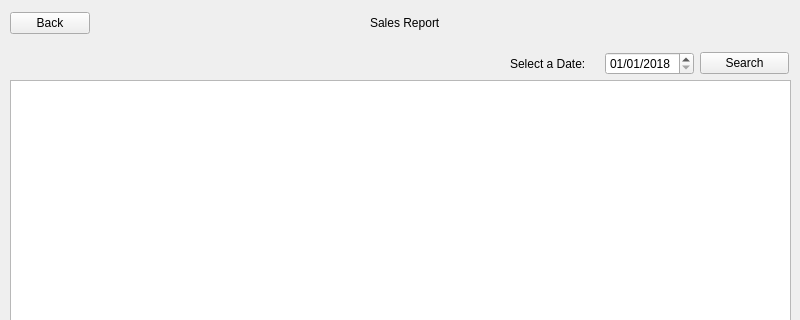
Old version of the form QtGui/newsales.ui in the repository Tligtvoet/goat-bulk; both pictures show x 0 to 800 and y 0 to 320 of the 800 by 700 pixel window.
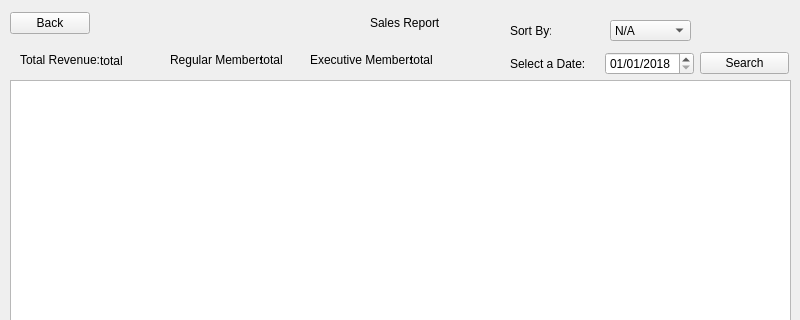
New version of the form.

Commit message: Updated, Check discord for list of changes

```diff
--- a/QtGui/newsales.ui
+++ b/QtGui/newsales.ui
@@ -120,6 +120,131 @@
     </item>
    </layout>
   </widget>
+  <widget class="QLabel" name="label_totalRev">
+   <property name="enabled">
+    <bool>true</bool>
+   </property>
+   <property name="geometry">
+    <rect>
+     <x>20</x>
+     <y>50</y>
+     <width>81</width>
+     <height>20</height>
+    </rect>
+   </property>
+   <property name="text">
+    <string>Total Revenue:</string>
+   </property>
+  </widget>
+  <widget class="QLabel" name="label_reg">
+   <property name="geometry">
+    <rect>
+     <x>260</x>
+     <y>50</y>
+     <width>41</width>
+     <height>20</height>
+    </rect>
+   </property>
+   <property name="text">
+    <string>total</string>
+   </property>
+  </widget>
+  <widget class="QLabel" name="label_5">
+   <property name="geometry">
+    <rect>
+     <x>170</x>
+     <y>50</y>
+     <width>91</width>
+     <height>20</height>
+    </rect>
+   </property>
+   <property name="text">
+    <string>Regular Members:</string>
+   </property>
+  </widget>
+  <widget class="QLabel" name="label_3">
+   <property name="enabled">
+    <bool>true</bool>
+   </property>
+   <property name="geometry">
+    <rect>
+     <x>100</x>
+     <y>50</y>
+     <width>61</width>
+     <height>21</height>
+    </rect>
+   </property>
+   <property name="autoFillBackground">
+    <bool>false</bool>
+   </property>
+   <property name="text">
+    <string>total</string>
+   </property>
+  </widget>
+  <widget class="QLabel" name="label_4">
+   <property name="geometry">
+    <rect>
+     <x>310</x>
+     <y>50</y>
+     <width>101</width>
+     <height>20</height>
+    </rect>
+   </property>
+   <property name="text">
+    <string>Executive Members:</string>
+   </property>
+  </widget>
+  <widget class="QLabel" name="label_exec">
+   <property name="geometry">
+    <rect>
+     <x>410</x>
+     <y>50</y>
+     <width>51</width>
+     <height>20</height>
+    </rect>
+   </property>
+   <property name="text">
+    <string>total</string>
+   </property>
+  </widget>
+  <widget class="QComboBox" name="comboBox">
+   <property name="geometry">
+    <rect>
+     <x>610</x>
+     <y>20</y>
+     <width>81</width>
+     <height>21</height>
+    </rect>
+   </property>
+   <item>
+    <property name="text">
+     <string>N/A</string>
+    </property>
+   </item>
+   <item>
+    <property name="text">
+     <string>Executive</string>
+    </property>
+   </item>
+   <item>
+    <property name="text">
+     <string>Regular</string>
+    </property>
+   </item>
+  </widget>
+  <widget class="QLabel" name="label_6">
+   <property name="geometry">
+    <rect>
+     <x>510</x>
+     <y>20</y>
+     <width>41</width>
+     <height>21</height>
+    </rect>
+   </property>
+   <property name="text">
+    <string>Sort By:</string>
+   </property>
+  </widget>
  </widget>
  <resources/>
  <connections/>
```
The commit also changes 2 other files.
